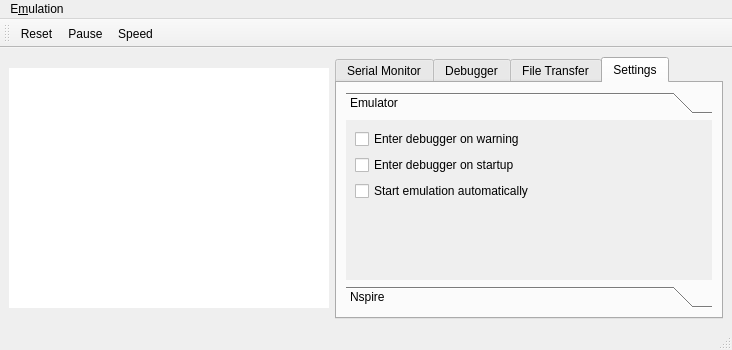
This is mainwindow.ui in nspire-emus/firebird as Qt 5 draws it before an edit. The edited form follows.
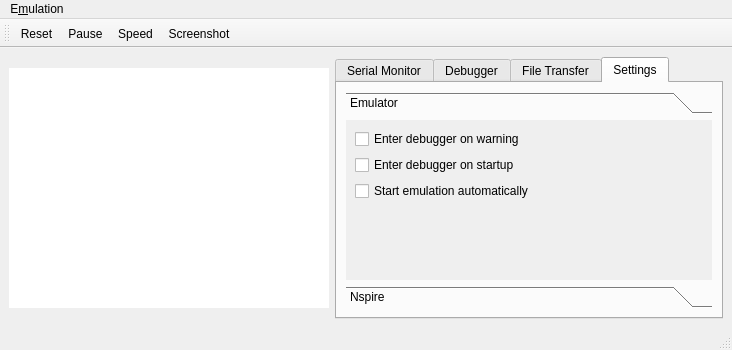
This is the edited form. Custom widgets are drawn as their Qt base class.

Commit message: Add screenshot function

```diff
--- a/mainwindow.ui
+++ b/mainwindow.ui
@@ -403,6 +403,7 @@
    <addaction name="actionReset"/>
    <addaction name="actionPause"/>
    <addaction name="actionSpeed"/>
+   <addaction name="actionScreenshot"/>
   </widget>
   <action name="actionReset">
    <property name="text">
@@ -443,6 +444,11 @@
     <string>Speed</string>
    </property>
   </action>
+  <action name="actionScreenshot">
+   <property name="text">
+    <string>Screenshot</string>
+   </property>
+  </action>
  </widget>
  <customwidgets>
   <customwidget>
```
The commit also changes 2 other files.
